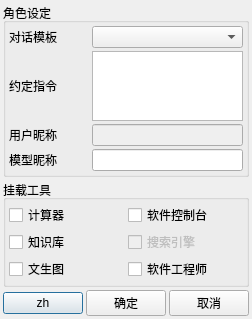
Above: src/date_dialog.ui from ylsdamxssjxxdd/eva before the change. Below: the same form after it.
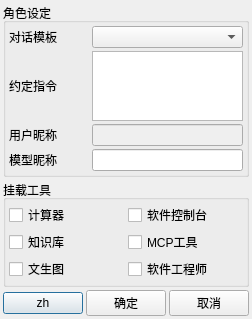
That is the form after the change.

Commit message: 初步实现mcp工具调用

Patch:
```diff
--- a/src/date_dialog.ui
+++ b/src/date_dialog.ui
@@ -306,7 +306,7 @@
         <item row="1" column="1">
          <widget class="QCheckBox" name="webengine_checkbox">
           <property name="enabled">
-           <bool>false</bool>
+           <bool>true</bool>
           </property>
           <property name="minimumSize">
            <size>
@@ -320,7 +320,7 @@
            </font>
           </property>
           <property name="text">
-           <string>搜索引擎</string>
+           <string>MCP工具</string>
           </property>
          </widget>
         </item>
```
Left out of the diff: 2 changed lines with no effect on the pictures. The commit also changes 16 other files.
